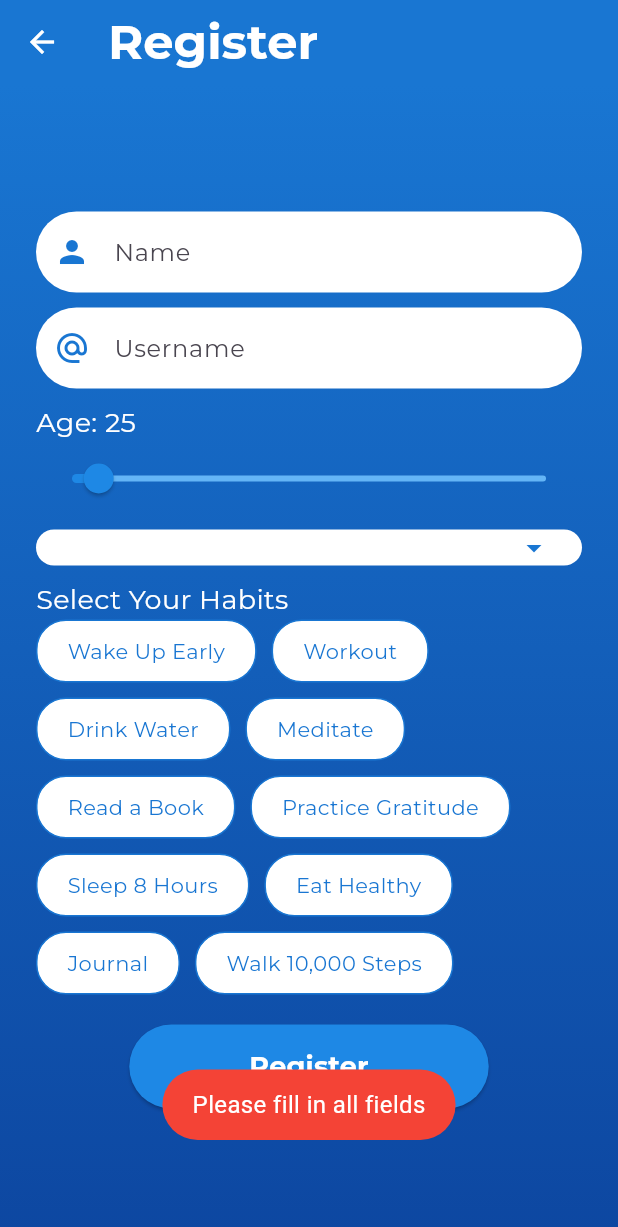
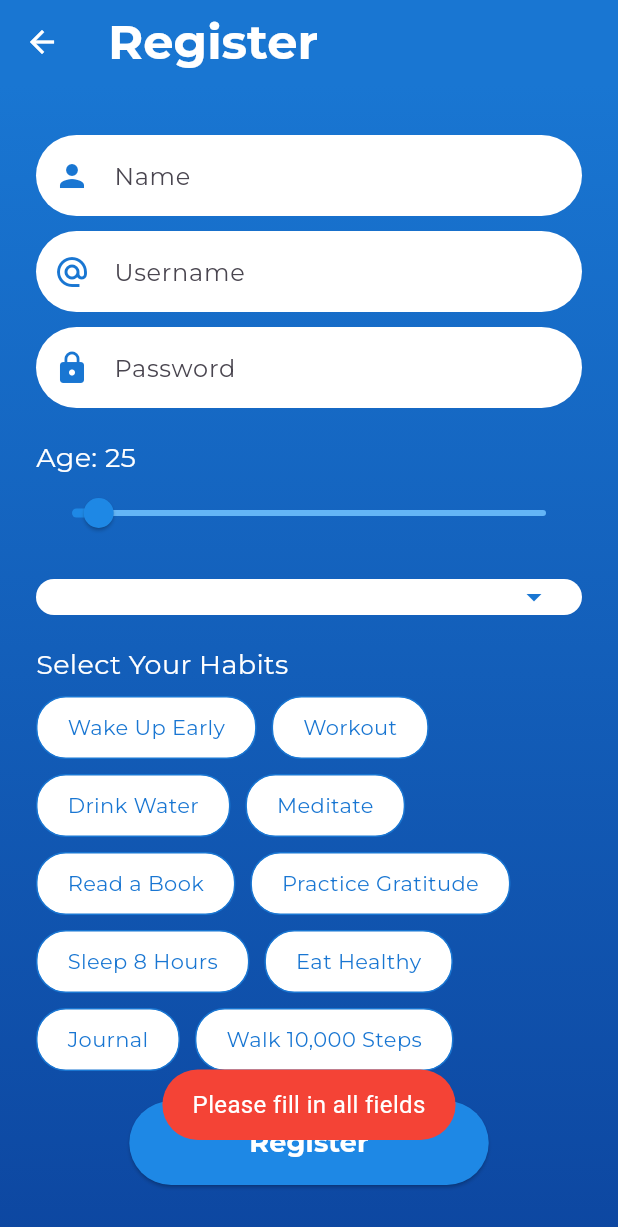
Before and after one commit to soemintheinsmt6/Habit-Tracker, a Flutter app: the RegisterScreen screen opened directly, after a tap on "Register", on a phone screen of 412 x 824 dp. Shown: the top 1227 px of the screen. Run offline on Flutter 3.47's test engine with Material 3 defaults, Android fonts, the phone set to English and light mode, and no system bars; our stand-ins replace flutter_local_notifications, fluttertoast, google_fonts, shared_preferences; accounts and stored records are empty; network calls fail.

Commit message:
fix: register

```diff
--- a/lib/register_screen.dart
+++ b/lib/register_screen.dart
@@ -1,10 +1,8 @@
 import 'dart:convert';
 import 'dart:math';
-
 import 'package:flutter/material.dart';
 import 'package:fluttertoast/fluttertoast.dart';
 import 'package:shared_preferences/shared_preferences.dart';
-
 import 'country_list.dart';
 import 'habit_tracker_screen.dart';
 import 'login_screen.dart';
@@ -19,6 +17,8 @@ class RegisterScreen extends StatefulWidget {
 class _RegisterScreenState extends State<RegisterScreen> {
   final _nameController = TextEditingController();
   final _usernameController = TextEditingController();
+  final _passwordController = TextEditingController();
+
   double _age = 25; // Default age set to 25
   String _country = 'United States';
   List<String> _countries = [];
@@ -78,8 +78,9 @@ class _RegisterScreenState extends State<RegisterScreen> {
   void _register() async {
     final name = _nameController.text;
     final username = _usernameController.text;
+    final password = _passwordController.text;
 
-    if (username.isEmpty || name.isEmpty) {
+    if (username.isEmpty || name.isEmpty || password.isEmpty) {
       _showToast('Please fill in all fields');
       return;
     }
@@ -99,6 +100,7 @@ class _RegisterScreenState extends State<RegisterScreen> {
     // Save user information and habits to shared preferences.
     await prefs.setString('name', name);
     await prefs.setString('username', username);
+    await prefs.setString('password', password);
     await prefs.setDouble('age', _age);
     await prefs.setString('country', _country);
     await prefs.setString('selectedHabitsMap', jsonEncode(selectedHabitsMap));
@@ -162,11 +164,24 @@ class _RegisterScreenState extends State<RegisterScreen> {
             child: Column(
               crossAxisAlignment: CrossAxisAlignment.start,
               children: [
-                _buildInputField(_nameController, 'Name', Icons.person),
-                const SizedBox(height: 10),
                 _buildInputField(
-                    _usernameController, 'Username', Icons.alternate_email),
-                const SizedBox(height: 10),
+                  controller: _nameController,
+                  hint: 'Name',
+                  icon: Icons.person,
+                ),
+                Padding(
+                  padding: const EdgeInsets.symmetric(vertical: 10.0),
+                  child: _buildInputField(
+                      controller: _usernameController,
+                      hint: 'Username',
+                      icon: Icons.alternate_email),
+                ),
+                _buildInputField(
+                    controller: _passwordController,
+                    hint: 'Password',
+                    icon: Icons.lock,
+                    obscureText: true),
+                const SizedBox(height: 20),
                 Text('Age: ${_age.round()}',
                     style: const TextStyle(color: Colors.white, fontSize: 18)),
                 Slider(
@@ -182,11 +197,10 @@ class _RegisterScreenState extends State<RegisterScreen> {
                     });
                   },
                 ),
-                const SizedBox(height: 10),
                 _buildCountryDropdown(),
-                const SizedBox(height: 10),
                 const Text('Select Your Habits',
                     style: TextStyle(color: Colors.white, fontSize: 18)),
+                const SizedBox(height: 8),
                 Wrap(
                   spacing: 10,
                   runSpacing: 10,
@@ -246,7 +260,10 @@ class _RegisterScreenState extends State<RegisterScreen> {
   }
 
   Widget _buildInputField(
-      TextEditingController controller, String hint, IconData icon) {
+      {required TextEditingController controller,
+      required String hint,
+      required IconData icon,
+      bool obscureText = false}) {
     return Container(
       decoration: BoxDecoration(
         color: Colors.white,
@@ -254,6 +271,7 @@ class _RegisterScreenState extends State<RegisterScreen> {
       ),
       child: TextField(
         controller: controller,
+        obscureText: obscureText,
         decoration: InputDecoration(
           prefixIcon: Icon(icon, color: Colors.blue.shade700),
           hintText: hint,
@@ -267,6 +285,7 @@ class _RegisterScreenState extends State<RegisterScreen> {
 
   Widget _buildCountryDropdown() {
     return Container(
+      margin: const EdgeInsets.symmetric(vertical: 20),
       padding: const EdgeInsets.symmetric(horizontal: 20),
       decoration: BoxDecoration(
         color: Colors.white,
```
